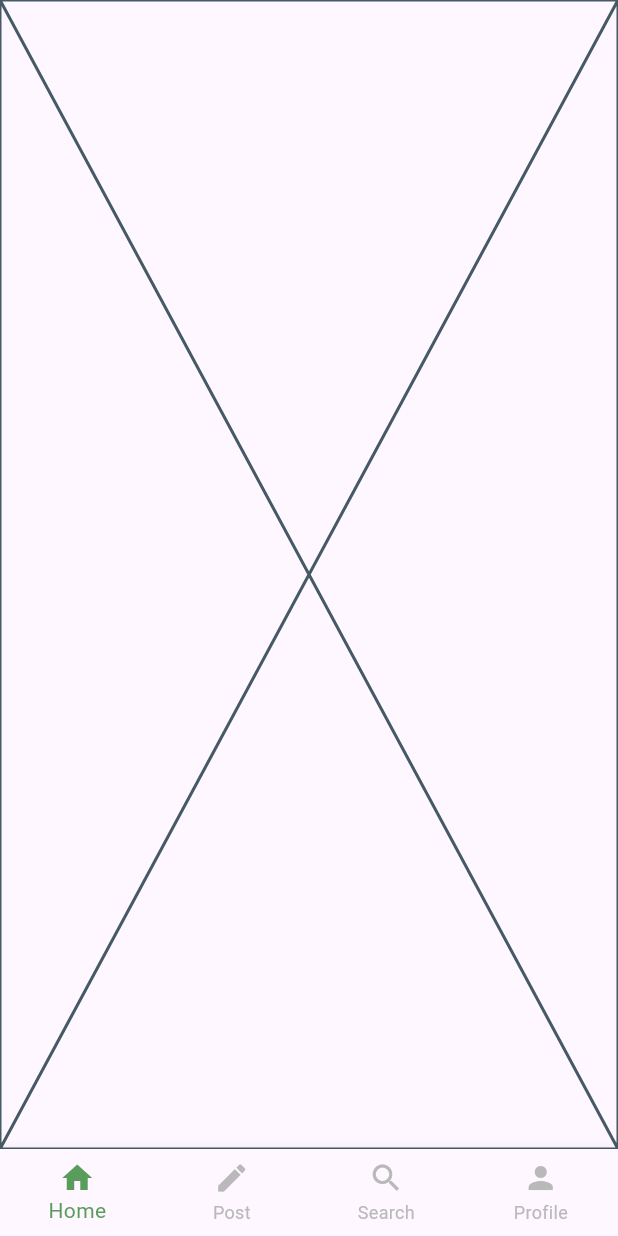
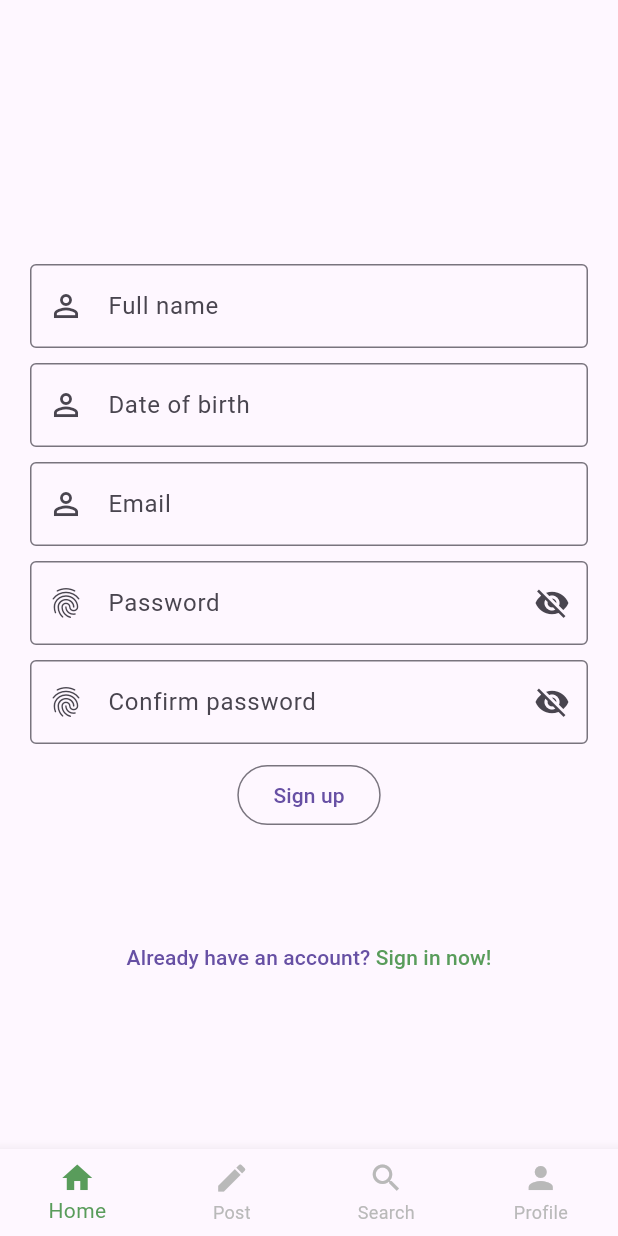
Before and after one commit to Grapensparr/BlockPark, a Flutter app: the screen it shows after launch, on a phone screen of 412 x 824 dp. Run offline on Flutter 3.47's test engine with Material 3 defaults, Android fonts, the phone set to English and light mode, and no system bars.

Commit message:
Database connection + signup and login logic

```diff
--- /dev/null
+++ b/Frontend/lib/controllers/SignupController.dart
@@ -0,0 +1,56 @@
+import 'dart:convert';
+import 'package:flutter/material.dart';
+import 'package:http/http.dart' as http;
+
+class SignupController {
+  final TextEditingController fullName = TextEditingController();
+  final TextEditingController dateOfBirth = TextEditingController();
+  final TextEditingController email = TextEditingController();
+  final TextEditingController password = TextEditingController();
+  static const URL = 'http://localhost:3000';
+
+  Future<void> registerUser(ScaffoldMessengerState scaffoldMessenger) async {
+    final username = fullName.text.trim();
+    final userDateOfBirth = dateOfBirth.text.trim();
+    final userEmail = email.text.trim();
+    final userPassword = password.text.trim();
+
+    final user = {
+      'name': username,
+      'dateOfBirth': userDateOfBirth,
+      'email': userEmail,
+      'password': userPassword,
+    };
+
+    try {
+      final response = await http.post(
+        Uri.parse('$URL/users/add'),
+        headers: {
+          'Content-Type': 'application/JSON',
+        },
+        body: jsonEncode(user),
+      );
+
+      if (response.statusCode == 201) {
+        final data = jsonDecode(response.body);
+        scaffoldMessenger.showSnackBar(
+          SnackBar(
+            content: Text('User with email ${data['email']} has been created!'),
+          ),
+        );
+      } else if (response.statusCode == 400 && response.body.contains('Email already exists')) {
+        scaffoldMessenger.showSnackBar(
+          const SnackBar(
+            content: Text('User with this email already exists.'),
+          ),
+        );
+      }
+    } catch (e) {
+      scaffoldMessenger.showSnackBar(
+        SnackBar(
+          content: Text('Error: ${e.toString()}'),
+        ),
+      );
+    }
+  }
+}
--- a/Frontend/lib/main.dart
+++ b/Frontend/lib/main.dart
@@ -2,6 +2,8 @@
 import 'package:blockpark/views/PostView.dart';
 import 'package:blockpark/views/ProfileView.dart';
 import 'package:blockpark/views/SearchView.dart';
+import 'package:blockpark/views/landing/LoginView.dart';
+import 'package:blockpark/views/landing/SignupView.dart';
 import 'package:blockpark/widgets/navigation/BottomNavigation.dart';
 import 'package:blockpark/widgets/navigation/NavigationRail.dart';
 import 'package:flutter/material.dart';
@@ -25,10 +27,12 @@
 
 class MyAppState extends State<MyApp> {
   final List<Widget> _screens = [
+    const SignupView(),
+    const LoginView(),
     const HomeView(),
     const PostView(),
-    const SearchView(),
-    const ProfileView(),
+    //const SearchView(),
+    //const ProfileView(),
   ];
 
   int _selectedIndex = 0;
--- /dev/null
+++ b/Frontend/lib/views/landing/SignupView.dart
@@ -0,0 +1,60 @@
+import 'package:blockpark/utils/colors.dart';
+import 'package:blockpark/views/landing/LoginView.dart';
+import 'package:blockpark/views/landing/forms/SignupForm.dart';
+import 'package:flutter/material.dart';
+
+class SignupView extends StatelessWidget {
+  const SignupView({Key? key});
+
+  @override
+  Widget build(BuildContext context) {
+    return Scaffold(
+      appBar: AppBar(),
+      body: SingleChildScrollView(
+        child: Builder(
+          builder: (context) {
+            final scaffoldMessenger = ScaffoldMessenger.of(context);
+            return Container(
+              padding: const EdgeInsets.all(20),
+              child: Column(
+                children: [
+                  const SizedBox(height: 50),
+                  const SizedBox(height: 50),
+                  SignupForm(scaffoldMessenger: scaffoldMessenger),
+                  const SizedBox(height: 20),
+                  Column(
+                    crossAxisAlignment: CrossAxisAlignment.center,
+                    children: [
+                      const SizedBox(height: 40),
+                      TextButton(
+                        onPressed: () {
+                          Navigator.push(
+                            context,
+                            MaterialPageRoute(builder: (context) => const LoginView()),
+                          );
+                        },
+                        child: const Text.rich(
+                          TextSpan(
+                            text: "Already have an account? ",
+                            children: [
+                              TextSpan(
+                                text: 'Sign in now!',
+                                style: TextStyle(
+                                  color: primaryGreen,
+                                ),
+                              ),
+                            ],
+                          ),
+                        ),
+                      ),
+                    ],
+                  ),
+                ],
+              ),
+            );
+          },
+        ),
+      ),
+    );
+  }
+}
--- /dev/null
+++ b/Frontend/lib/views/landing/forms/SignupForm.dart
@@ -0,0 +1,141 @@
+import 'package:blockpark/controllers/SignupController.dart';
+import 'package:flutter/material.dart';
+
+class SignupForm extends StatefulWidget {
+  final ScaffoldMessengerState scaffoldMessenger;
+
+  const SignupForm({Key? key, required this.scaffoldMessenger}) : super(key: key);
+
+  @override
+  _SignupFormState createState() => _SignupFormState();
+}
+
+class _SignupFormState extends State<SignupForm> {
+  bool _isPasswordVisible = false;
+  DateTime? selectedDate;
+
+  final SignupController controller = SignupController();
+
+  Future<void> _selectDate(BuildContext context) async {
+    final DateTime picked = (await showDatePicker(
+      context: context,
+      initialDate: selectedDate ?? DateTime.now(),
+      firstDate: DateTime(1900),
+      lastDate: DateTime.now(),
+    ))!;
+
+    if (picked != selectedDate) {
+      setState(() {
+        selectedDate = picked;
+        controller.dateOfBirth.text = "${picked.toLocal()}".split(' ')[0];
+      });
+    }
+  }
+
+  @override
+  Widget build(BuildContext context) {
+    final _formKey = GlobalKey<FormState>();
+
+    return Form(
+      key: _formKey,
+      child: Column(
+        crossAxisAlignment: CrossAxisAlignment.start,
+        children: [
+          TextFormField(
+            controller: controller.fullName,
+            decoration: const InputDecoration(
+              prefixIcon: Icon(Icons.person_outline_outlined),
+              labelText: 'Full name',
+              hintText: 'Full name',
+              border: OutlineInputBorder(),
+            ),
+          ),
+          const SizedBox(height: 10,),
+          InkWell(
+            onTap: () {
+              _selectDate(context);
+            },
+            child: IgnorePointer(
+              child: TextFormField(
+                controller: controller.dateOfBirth,
+                decoration: const InputDecoration(
+                  prefixIcon: Icon(Icons.person_outline_outlined),
+                  labelText: 'Date of birth',
+                  hintText: 'Date of birth',
+                  border: OutlineInputBorder(),
+                ),
+              ),
+            ),
+          ),
+          const SizedBox(height: 10,),
+          TextFormField(
+            controller: controller.email,
+            decoration: const InputDecoration(
+              prefixIcon: Icon(Icons.person_outline_outlined),
+              labelText: 'Email',
+              hintText: 'Email',
+              border: OutlineInputBorder(),
+            ),
+          ),
+          const SizedBox(height: 10,),
+          TextFormField(
+            controller: controller.password,
+            obscureText: !_isPasswordVisible,
+            decoration: InputDecoration(
+              prefixIcon: const Icon(Icons.fingerprint),
+              labelText: 'Password',
+              hintText: 'Password',
+              border: const OutlineInputBorder(),
+              suffixIcon: IconButton(
+                onPressed: () {
+                  setState(() {
+                    _isPasswordVisible = !_isPasswordVisible;
+                  });
+                },
+                icon: Icon(
+                  _isPasswordVisible
+                      ? Icons.visibility
+                      : Icons.visibility_off,
+                ),
+              ),
+            ),
+          ),
+          const SizedBox(height: 10,),
+          TextFormField(
+            obscureText: !_isPasswordVisible,
+            decoration: InputDecoration(
+              prefixIcon: const Icon(Icons.fingerprint),
+              labelText: 'Confirm password',
+              hintText: 'Confirm password',
+              border: const OutlineInputBorder(),
+              suffixIcon: IconButton(
+                onPressed: () {
+                  setState(() {
+                    _isPasswordVisible = !_isPasswordVisible;
+                  });
+                },
+                icon: Icon(
+                  _isPasswordVisible
+                      ? Icons.visibility
+                      : Icons.visibility_off,
+                ),
+              ),
+            ),
+          ),
+          const SizedBox(height: 10,),
+          Align(
+            alignment: Alignment.center,
+            child: OutlinedButton(
+              onPressed: () {
+                if (_formKey.currentState!.validate()) {
+                  controller.registerUser(widget.scaffoldMessenger);
+                }
+              },
+              child: const Text('Sign up'),
+            ),
+          )
+        ],
+      ),
+    );
+  }
+}
--- a/Frontend/pubspec.yaml
+++ b/Frontend/pubspec.yaml
@@ -35,6 +35,7 @@ dependencies:
   # The following adds the Cupertino Icons font to your application.
   # Use with the CupertinoIcons class for iOS style icons.
   cupertino_icons: ^1.0.2
+  http: ^1.2.0
 
 dev_dependencies:
   flutter_test:
```
Also changed, not shown: Frontend/lib/controllers/LoginController.dart (added, +50 -0 lines), Frontend/lib/views/landing/LandingView.dart (added, +44 -0 lines), Frontend/lib/views/landing/LoginView.dart (added, +60 -0 lines), Frontend/lib/views/landing/forms/LoginForm.dart (added, +75 -0 lines), Frontend/pubspec.lock, 7 other files.
